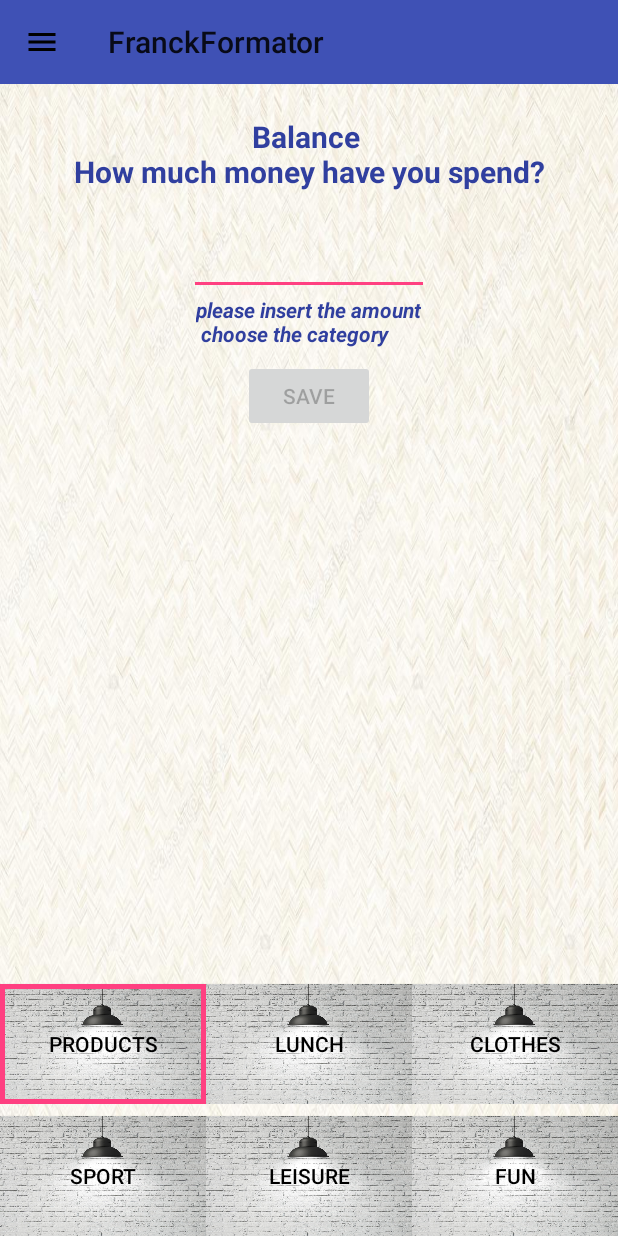
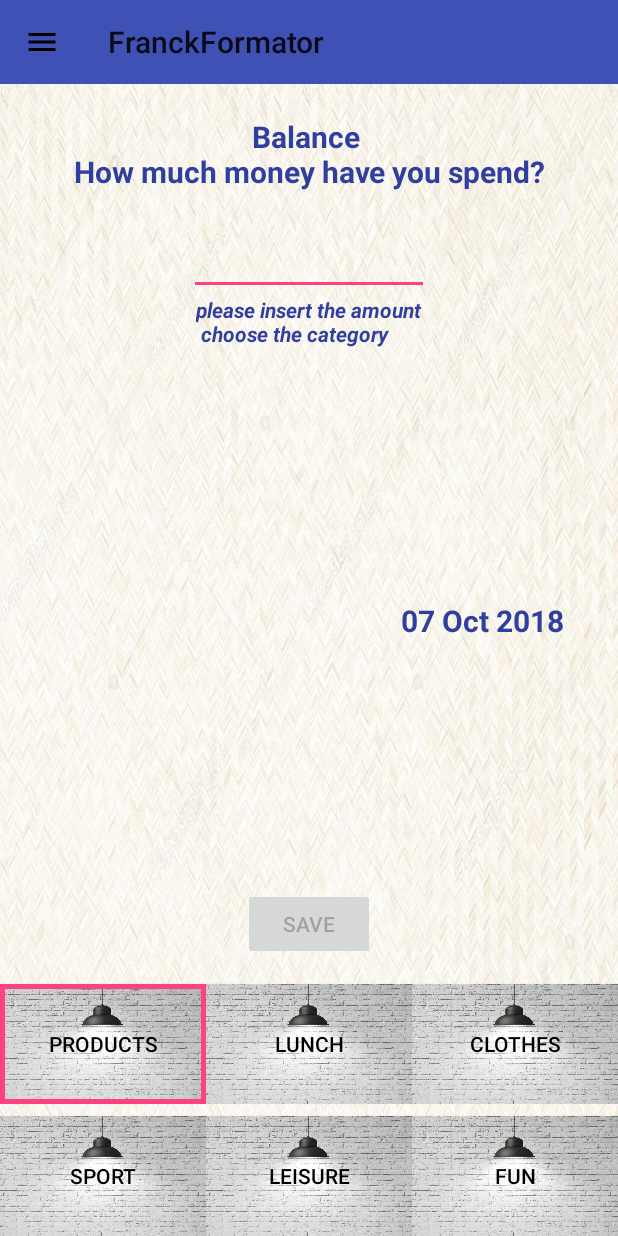
Before and after one commit to vlad7001/FranckFormator, an Android app: the SpendingActivity screen opened directly, with no data from a screen before it, on a phone screen of 412 x 824 dp. Run offline under Robolectric (Android 15) with nearby library versions, the phone set to English and light mode, and no system bars.

Commit message:
add statistics and date picker

```diff
--- a/app/src/main/AndroidManifest.xml
+++ b/app/src/main/AndroidManifest.xml
@@ -1,5 +1,6 @@
 <?xml version="1.0" encoding="utf-8"?>
 <manifest xmlns:android="http://schemas.android.com/apk/res/android"
+    xmlns:tools="http://schemas.android.com/tools"
     package="com.example.vlad.franckformator">
 
     <application
@@ -8,7 +9,8 @@
         android:label="@string/app_name"
         android:roundIcon="@mipmap/ic_launcher_round"
         android:supportsRtl="true"
-        android:theme="@style/AppTheme">
+        android:theme="@style/AppTheme"
+        tools:ignore="GoogleAppIndexingWarning">
 
         <activity android:name=".StartupActivity">
             <intent-filter>
@@ -19,6 +21,7 @@
         </activity>
 
         <activity android:name=".LoginActivity" />
+        <activity android:name=".SpendingListActivity" />
         <activity android:name=".PieChartActivity" />
         <activity android:name=".QuotesActivity" />
         <activity
--- a/app/src/main/java/com/example/vlad/franckformator/SpendingActivity.java
+++ b/app/src/main/java/com/example/vlad/franckformator/SpendingActivity.java
@@ -1,5 +1,6 @@
 package com.example.vlad.franckformator;
 
+import android.app.DatePickerDialog;
 import android.content.Intent;
 import android.graphics.PorterDuff;
 import android.os.Bundle;
@@ -15,7 +16,9 @@ import android.view.MenuItem;
 import android.view.View;
 import android.view.inputmethod.InputMethodManager;
 import android.widget.Button;
+import android.widget.DatePicker;
 import android.widget.EditText;
+import android.widget.TextView;
 import android.widget.Toast;
 
 import com.example.vlad.franckformator.data.Spending;
@@ -23,10 +26,18 @@ import com.example.vlad.franckformator.data.SpendingType;
 import com.example.vlad.franckformator.storage.DatabaseStorage;
 import com.example.vlad.franckformator.storage.Storage;
 
+import java.text.DateFormat;
+import java.text.SimpleDateFormat;
+import java.util.Calendar;
+import java.util.Date;
+import java.util.Locale;
+import java.util.TimeZone;
+
 public class SpendingActivity extends AppCompatActivity implements View.OnClickListener {
 
     private DrawerLayout mDrawerLayout;
     private SpendingType selectedType;
+    private Long selectedTime;
     Button btnProducts;
     Button btnLeisure;
     Button btnLunch;
@@ -115,6 +126,8 @@ public class SpendingActivity extends AppCompatActivity implements View.OnClickL
 
         final Button buttonSave = findViewById(R.id.btnSave);
         final EditText etCost = findViewById(R.id.etCost);
+        final TextView tvCurrentDate = findViewById(R.id.tvCurrentDate);
+
         buttonSave.setEnabled(false);
         etCost.addTextChangedListener(new TextWatcher() {
             @Override
@@ -144,15 +157,61 @@ public class SpendingActivity extends AppCompatActivity implements View.OnClickL
                     //Если ввод правильный делаем сохранение в сторедж одного Spending который состоит из
                     //текущей даты(System.currentTimeMillis()) далее с помощью метода getSelectedType() достаем выбраный тип Spending, и
                     //третим параметром мы передаем введенное нами  число (количество потраченых денег) и приводим строку кк типу Double
-                    storage.store(new Spending(System.currentTimeMillis(), getSelectedType(), Double.valueOf(input)));
-                    Toast.makeText(SpendingActivity.this, "Data is succesfully saved", Toast.LENGTH_LONG).show();
+
+                    final Calendar c = Calendar.getInstance();
+
+                    if (getSelectedTime() == null) {
+                        selectedTime = c.getTimeInMillis();
+                    }
+                    storage.store(new Spending(getSelectedTime(), getSelectedType(), Double.valueOf(input)));
+                    Toast.makeText(SpendingActivity.this, "Data is successfully saved", Toast.LENGTH_LONG).show();
                     etCost.setText("");
+
+                    tvCurrentDate.setText(getFormattedText(c.getTimeInMillis()));
+
                     hideSoftKeyboard();
                 }
             }
         });
+
+
+        // Use the current time as the default values for the picker
+        final Calendar c = Calendar.getInstance();
+        final int year = c.get(Calendar.YEAR);
+        final int month = c.get(Calendar.MONTH);
+        final int dayOfMonth = c.get(Calendar.DAY_OF_MONTH);
+
+        // Create a new instance of TimePickerDialog and return it
+
+        final DatePickerDialog.OnDateSetListener listener = new DatePickerDialog.OnDateSetListener() {
+
+            @Override
+            public void onDateSet(DatePicker view, int year, int month, int dayOfMonth) {
+                final Calendar c = Calendar.getInstance();
+                c.setTime(new Date(selectedTime));
+                c.set(Calendar.YEAR, year);
+                c.set(Calendar.MONTH, month);
+                c.set(Calendar.DAY_OF_MONTH, dayOfMonth);
+                tvCurrentDate.setText(getFormattedText(c.getTimeInMillis()));
+                selectedTime = c.getTimeInMillis();
+            }
+        };
+        tvCurrentDate.setText(getFormattedText(c.getTimeInMillis()));
+        tvCurrentDate.setOnClickListener(new View.OnClickListener() {
+            @Override
+            public void onClick(View v) {
+                new DatePickerDialog(SpendingActivity.this, listener, year, month, dayOfMonth).show();
+            }
+        });
+
     }
 
+    private String getFormattedText(long time) {
+        Date date = new Date(time);
+        DateFormat formatter = new SimpleDateFormat("dd MMM yyyy", Locale.getDefault());
+        formatter.setTimeZone(TimeZone.getTimeZone("UTC"));
+        return formatter.format(date);
+    }
 
     private boolean validateInput(String s) {
         return !s.isEmpty();
@@ -170,6 +229,10 @@ public class SpendingActivity extends AppCompatActivity implements View.OnClickL
 
     public SpendingType getSelectedType() {
         return selectedType;
+    }
+
+    public Long getSelectedTime() {
+        return selectedTime;
     }
 
     @Override
--- a/app/src/main/java/com/example/vlad/franckformator/storage/DatabaseStorage.java
+++ b/app/src/main/java/com/example/vlad/franckformator/storage/DatabaseStorage.java
@@ -3,7 +3,6 @@ package com.example.vlad.franckformator.storage;
 import android.content.Context;
 import android.content.SharedPreferences;
 
-import com.example.vlad.franckformator.R;
 import com.example.vlad.franckformator.data.Spending;
 import com.example.vlad.franckformator.data.SpendingList;
 import com.example.vlad.franckformator.data.SpendingType;
@@ -18,20 +17,16 @@ import java.util.List;
 
 public class DatabaseStorage implements Storage {
 
-
     private static final String STORAGE_KEY = "my_storage";
     private static final String STORAGE_TABLE_KEY = "storage_table_key";
 
-    private Context context;
     private SharedPreferences sharedPref;
     private Gson gson;
 
 
     public DatabaseStorage(Context context) {
-        this.context = context;
         this.sharedPref = context.getSharedPreferences(STORAGE_KEY, Context.MODE_PRIVATE);
         this.gson = new Gson();
-
     }
 
     @Override
@@ -59,6 +54,15 @@ public class DatabaseStorage implements Storage {
         editor.apply();
     }
 
+    @Override
+    public List<Spending> fetch(SpendingType type) {
+        String fetchedData = readFromAndroidStorage();
+        if (!fetchedData.equals("")) {
+            SpendingList list = gson.fromJson(fetchedData, SpendingList.class);
+            return list.getSpendingsList(type);
+        } else return new ArrayList<>();
+    }
+
 
     private void storeToAndroidStorage(String data) {
         SharedPreferences.Editor editor = sharedPref.edit();
@@ -66,9 +70,9 @@ public class DatabaseStorage implements Storage {
         editor.apply();
     }
 
-
     private String readFromAndroidStorage() {
         return sharedPref.getString(STORAGE_TABLE_KEY, "");
     }
 
+
 }
--- a/app/src/main/java/com/example/vlad/franckformator/storage/Storage.java
+++ b/app/src/main/java/com/example/vlad/franckformator/storage/Storage.java
@@ -1,6 +1,7 @@
 package com.example.vlad.franckformator.storage;
 
 import com.example.vlad.franckformator.data.Spending;
+import com.example.vlad.franckformator.data.SpendingType;
 
 import java.util.List;
 
@@ -9,5 +10,7 @@ public interface Storage {
 
     List<Spending> fetch();
 
+    List<Spending> fetch(SpendingType type);
+
     void clear();
 }
--- a/app/src/main/res/layout/spending.xml
+++ b/app/src/main/res/layout/spending.xml
@@ -38,6 +38,23 @@
             android:textSize="20sp"
             android:textStyle="bold" />
 
+        <TextView
+            android:id="@+id/tvCurrentDate"
+            android:layout_width="wrap_content"
+            android:layout_height="wrap_content"
+            android:layout_above="@+id/btnSave"
+            android:layout_below="@+id/textView7"
+            android:layout_alignParentEnd="true"
+            android:layout_gravity="center"
+            android:layout_marginTop="8dp"
+            android:layout_marginEnd="36dp"
+            android:layout_marginBottom="4dp"
+            android:gravity="center"
+            android:text="gdsfgsd"
+            android:textColor="@color/colorPrimaryDark"
+            android:textSize="20sp"
+            android:textStyle="bold" />
+
 
         <EditText
             android:id="@+id/etCost"
@@ -67,12 +84,11 @@
             android:id="@+id/btnSave"
             android:layout_width="wrap_content"
             android:layout_height="wrap_content"
-            android:layout_below="@id/textView7"
+            android:layout_alignParentBottom="true"
             android:layout_centerHorizontal="true"
-            android:layout_marginTop="8dp"
-            android:text="Save"
 
-            />
+            android:layout_marginBottom="184dp"
+            android:text="Save" />
 
         <LinearLayout
             android:id="@+id/linearLayout"
```
Also changed, not shown: app/src/main/java/com/example/vlad/franckformator/MyRecyclerViewAdapter.java (added, +94 -0 lines), app/src/main/java/com/example/vlad/franckformator/PieChartActivity.java (+41 -11 lines), app/src/main/java/com/example/vlad/franckformator/SpendingListActivity.java (added, +45 -0 lines), app/src/main/java/com/example/vlad/franckformator/data/SpendingList.java (+12 -0 lines), app/src/main/res/layout/activity_spendings.xml (added, +10 -0 lines), app/src/main/res/layout/recyclerview_row.xml (added, +19 -0 lines).
